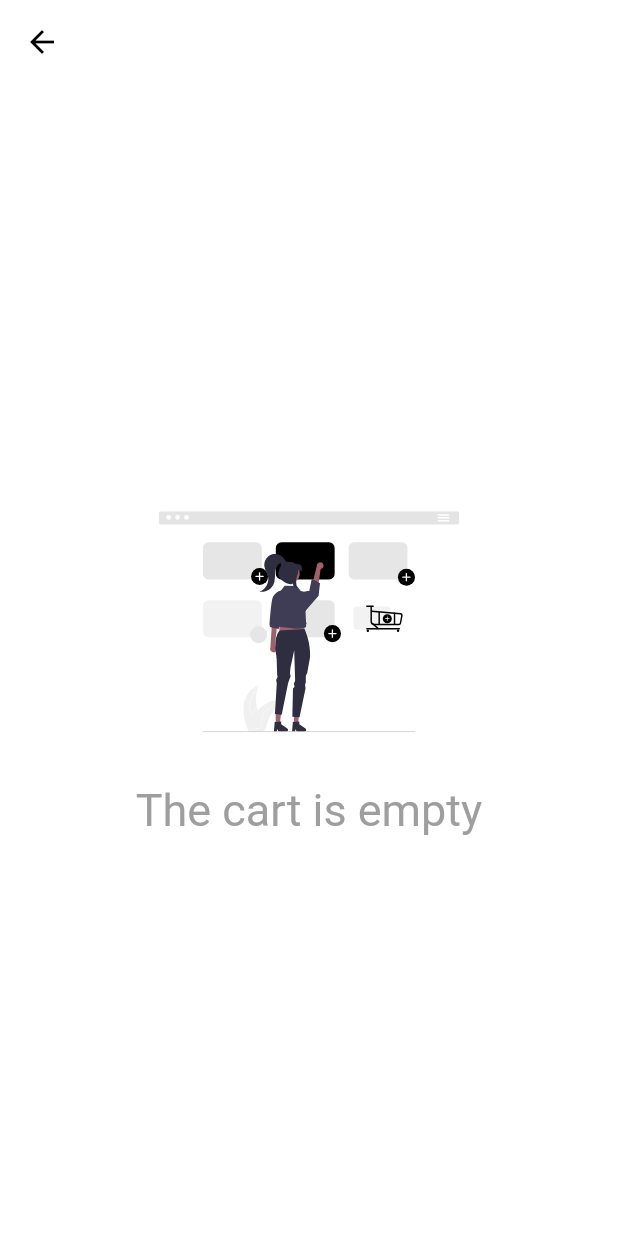
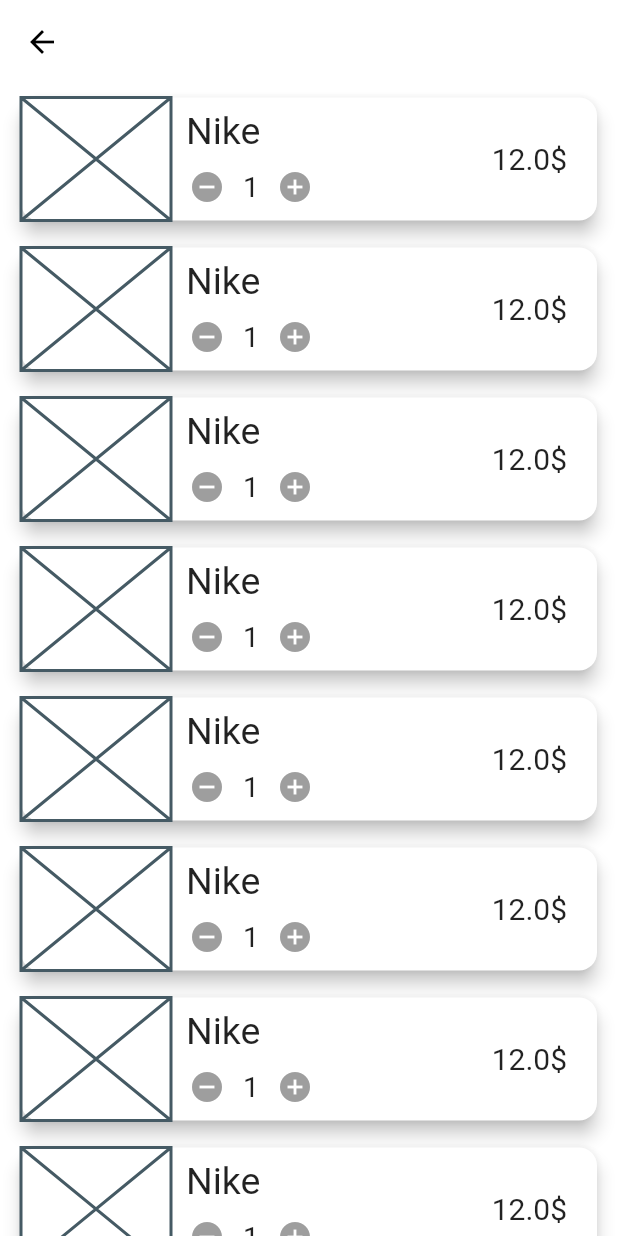
Before and after one commit to denihero/own_e_commerce, a Flutter app: the CartScreen screen opened by its route, on a phone screen of 412 x 824 dp. Run offline on Flutter 3.47's test engine with Material 2 defaults, Android fonts, the phone set to English and light mode, and no system bars; our stand-ins replace flutter_svg; network calls fail.

Commit message:
add cart design

```diff
--- a/lib/presentation/screens/cart_screen/cart_screen.dart
+++ b/lib/presentation/screens/cart_screen/cart_screen.dart
@@ -1,9 +1,8 @@
 import 'package:flutter/material.dart';
 import 'package:http_practice/core/constant/colors.dart';
-import 'package:http_practice/core/constant/style.dart';
 
 import 'package:http_practice/core/constant/string.dart';
-import 'package:http_practice/presentation/screens/cart_screen/widget/no_product_widget.dart';
+import 'package:http_practice/presentation/screens/cart_screen/widget/add_cart_widget.dart';
 
 
 class CartScreen extends StatelessWidget {
@@ -25,11 +24,21 @@ class CartScreen extends StatelessWidget {
             color: Colors.black,
           ),
         ),
-        body: Column(
-          mainAxisAlignment: MainAxisAlignment.center,
-          children: const [
-            NoProductWidget(),
-          ],
+        body: SingleChildScrollView(
+          child: Column(
+            children: [
+             SizedBox(
+               height: MediaQuery.of(context).size.height * 2,
+               child: ListView.builder(
+                   physics: const NeverScrollableScrollPhysics(),
+                   scrollDirection: Axis.vertical,
+                   itemCount: 20,
+                   itemBuilder: (context, index) {
+                    return const AddCartWidget(title: 'Nike', price: 12, imageUrl: '',);
+                   }),
+             )
+            ],
+          ),
         ));
   }
 }
--- /dev/null
+++ b/lib/presentation/screens/cart_screen/widget/add_cart_widget.dart
@@ -0,0 +1,69 @@
+import 'package:flutter/material.dart';
+import 'package:http_practice/presentation/screens/cart_screen/widget/count_button.dart';
+
+class AddCartWidget extends StatelessWidget {
+  const AddCartWidget({
+    Key? key,
+    required this.title,
+    required this.imageUrl,
+    required this.price
+  }) : super(key: key);
+
+  final String title;
+  final String imageUrl;
+  final double price;
+
+  @override
+  Widget build(BuildContext context) {
+    return Container(
+      width: 200,
+      height: 100,
+      padding: EdgeInsets.symmetric(horizontal: 10,vertical: 5),
+      child: Card(
+        elevation: 5,
+        shape: const RoundedRectangleBorder(
+          borderRadius: BorderRadius.all(Radius.circular(12))
+        ),
+        child: Row(
+          children: [
+            const SizedBox(width: 100, height: 100, child: Placeholder()),
+            SizedBox(
+              width: 150,
+              child: Column(
+                  mainAxisAlignment: MainAxisAlignment.spaceEvenly,
+                  crossAxisAlignment: CrossAxisAlignment.center,
+                  children:  [
+                Align(
+                  alignment: Alignment.topLeft,
+                  child: Padding(
+                    padding: const EdgeInsets.only(left: 10),
+                    child: Text(
+                          title,
+                        style: const TextStyle(
+                          fontSize: 25,
+                        ),
+                    ),
+                  ),
+                ),
+                const Align(
+                  alignment: Alignment.topLeft,
+                  child: CountButton(),
+                ),
+              ]),
+            ),
+            const Spacer(),
+             Padding(
+              padding: const EdgeInsets.only(right: 20),
+              child: Text(
+                  '$price\$',
+                  style: const TextStyle(
+                    fontSize: 20
+                  ),
+              ),
+            )
+          ],
+        ),
+      ),
+    );
+  }
+}
--- /dev/null
+++ b/lib/presentation/screens/cart_screen/widget/count_button.dart
@@ -0,0 +1,42 @@
+import 'package:flutter/material.dart';
+
+class CountButton extends StatelessWidget {
+  const CountButton({Key? key}) : super(key: key);
+
+
+  @override
+  Widget build(BuildContext context) {
+    return Container(
+      height: 30,
+      width: 110,
+      /*decoration: BoxDecoration(
+        color: Colors.grey,
+        borderRadius: BorderRadius.all(Radius.circular(12))
+      ),*/
+      child: Row(
+        children: [
+          IconButton(
+            splashRadius: 20,
+            color: Colors.grey,
+            padding: EdgeInsets.zero,
+              onPressed: () {},
+              icon: const Icon(Icons.remove_circle)
+          ),
+          const Text(
+              '1',
+              style: TextStyle(
+                fontSize: 19
+              ),
+          ),
+          IconButton(
+              color: Colors.grey,
+              splashRadius: 20,
+              padding: EdgeInsets.zero,
+              onPressed: () {},
+              icon: const Icon(Icons.add_circle)
+          ),
+        ],
+      ),
+    );
+  }
+}
--- a/lib/presentation/screens/detail_screen/widget/add_cart_button.dart
+++ b/lib/presentation/screens/detail_screen/widget/add_cart_button.dart
@@ -14,7 +14,9 @@ class AddCartButton extends StatelessWidget {
             overlayColor: MaterialStateProperty.all(Colors.blue),
             side: MaterialStateProperty.all(
                 const BorderSide(width: 2, color: Colors.black))),
-        onPressed: () {},
+        onPressed: () {
+
+        },
         child: const Text(
           'Добавить в корзину',
           style: TextStyle(fontSize: 23, color: Colors.black),
--- a/pubspec.yaml
+++ b/pubspec.yaml
@@ -50,6 +50,7 @@ dev_dependencies:
   provider: ^6.0.2
   flutter_svg: ^1.0.3
   http: ^0.13.4
+  cached_network_image: ^3.2.0
 
 flutter:
   uses-material-design: true
```
Also changed, not shown: pubspec.lock.
